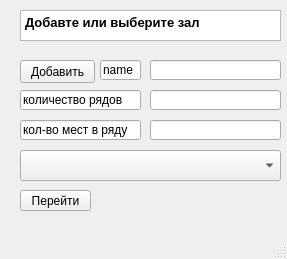
This is project/cinema.ui in AnastasiaPotapova/Cinematic as Qt 5 draws it before an edit. The edited form follows.
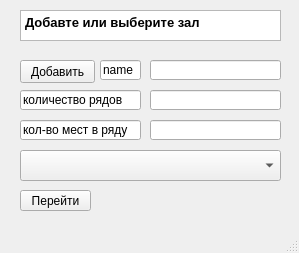
This is the edited form.

Patch:
```diff
--- a/project/cinema.ui
+++ b/project/cinema.ui
@@ -6,8 +6,8 @@
    <rect>
     <x>0</x>
     <y>0</y>
-    <width>287</width>
-    <height>259</height>
+    <width>299</width>
+    <height>253</height>
    </rect>
   </property>
   <property name="windowTitle">
```
Left out of the diff: 2 changed lines with no effect on the pictures.
